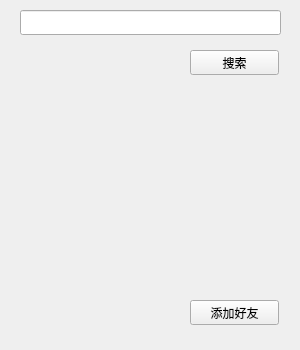
First picture: the form in client/ui/searchnewfriend.ui, repository pechpo/What-s-up, before the edit.
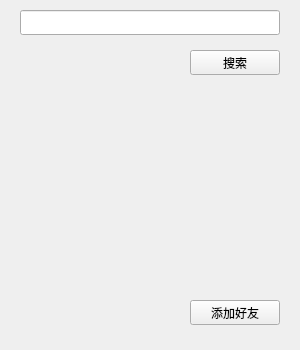
Second picture: the form after the edit.

The edit to the form file:
```diff
--- a/client/ui/searchnewfriend.ui
+++ b/client/ui/searchnewfriend.ui
@@ -18,7 +18,7 @@
     <rect>
      <x>20</x>
      <y>10</y>
-     <width>261</width>
+     <width>260</width>
      <height>25</height>
     </rect>
    </property>
@@ -28,7 +28,7 @@
     <rect>
      <x>190</x>
      <y>300</y>
-     <width>89</width>
+     <width>90</width>
      <height>25</height>
     </rect>
    </property>
@@ -41,7 +41,7 @@
     <rect>
      <x>190</x>
      <y>50</y>
-     <width>89</width>
+     <width>90</width>
      <height>25</height>
     </rect>
    </property>
```
